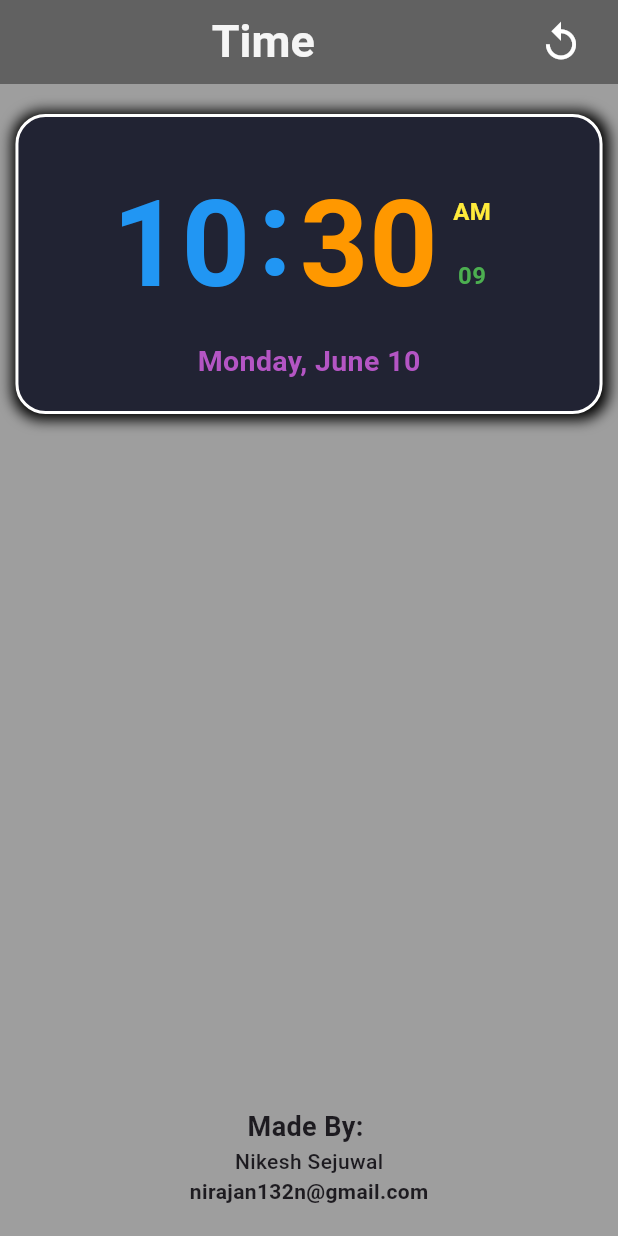
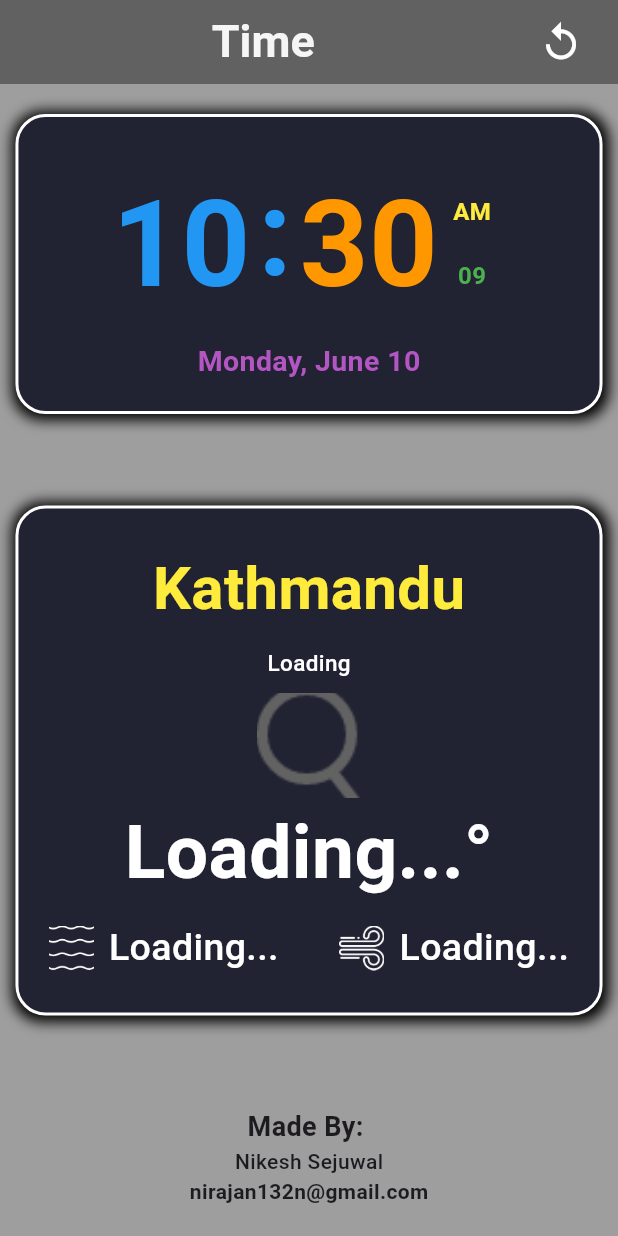
Before and after one commit to nikesh-sejuwal/clockAPK, a Flutter app: the screen it shows after launch, after a tap on the "replay" icon, on a phone screen of 412 x 824 dp. Run offline on Flutter 3.47's test engine with Material 3 defaults, Android fonts, the light colour scheme and no system bars; network calls fail.

Commit message:
added weather api

```diff
--- a/lib/Pages/Home_Page.dart
+++ b/lib/Pages/Home_Page.dart
@@ -1,4 +1,5 @@
-import 'package:clock_task/Provider/clockProvider.dart';
+import 'package:clock_task/Pages/Weather_method.dart';
+import 'package:clock_task/Provider/myProvider.dart';
 import 'package:flutter/material.dart';
 import 'package:provider/provider.dart';
 import 'package:intl/intl.dart';
@@ -35,7 +36,8 @@ class _Home_PageState extends State<Home_Page> {
         actions: [
           IconButton(
               onPressed: () {
-                Provider.of<Clockprovider>(context, listen: false).getTime();
+                Provider.of<Clockprovider>(context, listen: false)
+                    .functioncall();
               },
               icon: Padding(
                 padding: const EdgeInsets.only(right: 15.0),
@@ -140,6 +142,7 @@ class _Home_PageState extends State<Home_Page> {
                     ),
                   ),
                 ),
+                WeatherMethod(),
                 Column(
                   children: [
                     Text(
--- /dev/null
+++ b/lib/Pages/Weather_method.dart
@@ -0,0 +1,119 @@
+import 'package:clock_task/Provider/myProvider.dart';
+import 'package:flutter/material.dart';
+import 'package:provider/provider.dart';
+
+class WeatherMethod extends StatelessWidget {
+  const WeatherMethod({super.key});
+
+  @override
+  Widget build(BuildContext context) {
+    return Consumer<Clockprovider>(builder: (context, wProv, child) {
+      String getImagePath() {
+        if (wProv.weather['weather'] != null &&
+            wProv.weather['weather'].isNotEmpty) {
+          if (wProv.weather['weather'][0]['main'] == 'Clouds') {
+            return 'lib/images/clouds.png';
+          } else if (wProv.weather['weather'][0]['main'] == 'rain') {
+            return 'lib/images/rain.png';
+          } else if (wProv.weather['weather'][0]['main'] == 'dizzle') {
+            return 'lib/images/dizzle.png';
+          } else if (wProv.weather['weather'][0]['main'] == 'snow') {
+            return 'lib/images/snow.png';
+          } else if (wProv.weather['weather'][0]['main'] == 'mist') {
+            return 'lib/images/mist.png';
+          } else {
+            return 'lib/images/search.png';
+          }
+        } else {
+          return 'lib/images/search.png';
+        }
+      }
+
+      return Container(
+        width: MediaQuery.of(context).size.width * 0.95,
+        decoration: BoxDecoration(
+            color: Color(0xff212333),
+            border: Border.all(width: 2, color: Colors.white),
+            borderRadius: BorderRadius.circular(20),
+            boxShadow: [
+              BoxShadow(
+                offset: Offset(1, 1),
+                blurRadius: 7,
+                spreadRadius: 3,
+                color: Colors.black,
+              )
+            ]),
+        child: Padding(
+          padding: const EdgeInsets.symmetric(vertical: 25),
+          child: Column(
+            children: [
+              Text(
+                '${wProv.city}',
+                style: TextStyle(
+                    fontSize: 40,
+                    fontWeight: FontWeight.bold,
+                    color: Colors.yellow),
+              ),
+              SizedBox(height: 10),
+              Text(
+                '${wProv.weather['weather'] != null && wProv.weather['weather'].isNotEmpty ? wProv.weather['weather'][0]['description'] : 'Loading'}',
+                style: TextStyle(
+                    fontSize: 15,
+                    fontWeight: FontWeight.w500,
+                    color: Colors.white),
+              ),
+              SizedBox(height: 10),
+              Image.asset(
+                getImagePath(),
+                height: 70,
+                width: 70,
+                fit: BoxFit.cover,
+              ),
+              Text(
+                '${wProv.weather['weather'] != null && wProv.weather['weather'].isNotEmpty ? wProv.weather['main']['temp'].round() : "Loading..."}°',
+                style: TextStyle(
+                    fontSize: 50,
+                    fontWeight: FontWeight.bold,
+                    color: Colors.white),
+              ),
+              SizedBox(height: 10),
+              Row(
+                mainAxisAlignment: MainAxisAlignment.spaceAround,
+                children: [
+                  Row(
+                    children: [
+                      Image.asset('lib/images/humidity.png',
+                          height: 30, width: 30, fit: BoxFit.cover),
+                      SizedBox(width: 10),
+                      Text(
+                        '${wProv.weather['weather'] != null && wProv.weather['weather'].isNotEmpty ? wProv.weather['main']['humidity'] : "Loading..."}',
+                        style: TextStyle(
+                            fontSize: 25,
+                            fontWeight: FontWeight.w500,
+                            color: Colors.white),
+                      ),
+                    ],
+                  ),
+                  Row(
+                    children: [
+                      Image.asset('lib/images/wind.png',
+                          height: 30, width: 30, fit: BoxFit.cover),
+                      SizedBox(width: 10),
+                      Text(
+                        '${wProv.weather['weather'] != null && wProv.weather['weather'].isNotEmpty ? wProv.weather['wind']['speed'] : "Loading..."}',
+                        style: TextStyle(
+                            fontSize: 25,
+                            fontWeight: FontWeight.w500,
+                            color: Colors.white),
+                      ),
+                    ],
+                  ),
+                ],
+              ),
+            ],
+          ),
+        ),
+      );
+    });
+  }
+}
--- a/lib/Provider/clockProvider.dart
+++ b/lib/Provider/myProvider.dart
@@ -5,9 +5,17 @@ import 'package:http/http.dart' as http;
 
 class Clockprovider with ChangeNotifier {
   DateTime myTime = DateTime.now();
+  Map<String, dynamic> weather = {};
+  String city = 'Kathmandu';
+
+  changeCity(String ci) {
+    city = ci;
+    notifyListeners();
+  }
 
   Clockprovider() {
     getTime();
+    getWeather(city);
   }
 
   Future<void> updateTime() async {
@@ -17,6 +25,11 @@ class Clockprovider with ChangeNotifier {
 
     notifyListeners();
     await updateTime();
+  }
+
+  void functioncall() {
+    getTime();
+    getWeather(city);
   }
 
   void getTime() async {
@@ -37,4 +50,19 @@ class Clockprovider with ChangeNotifier {
       throw Exception("ERROR OCCURS: $e");
     }
   }
+
+  void getWeather(String city) async {
+    try {
+      var response = await http.get(Uri.parse(
+          'https://api.openweathermap.org/data/2.5/weather?q=$city&appid=eb1ecbbf5b3f92f014962bb412ae336a&units=metric'));
+      if (response.statusCode == 200) {
+        var decodedInfo = jsonDecode(response.body);
+        weather = decodedInfo;
+        notifyListeners();
+        print('${weather['name']}');
+      }
+    } catch (e) {
+      print("ERROR AT $e");
+    }
+  }
 }
--- a/lib/main.dart
+++ b/lib/main.dart
@@ -1,4 +1,4 @@
-import 'package:clock_task/Provider/clockProvider.dart';
+import 'package:clock_task/Provider/myProvider.dart';
 import 'package:flutter/material.dart';
 import 'package:provider/provider.dart';
 
```
Also changed, not shown: pubspec.yaml (+57 -51 lines), lib/images/clear.png (added), lib/images/clouds.png (added), lib/images/drizzle.png (added), lib/images/humidity.png (added), lib/images/mist.png (added), lib/images/rain.png (added), lib/images/search.png (added), lib/images/snow.png (added), lib/images/wind.png (added), 37 other files.
